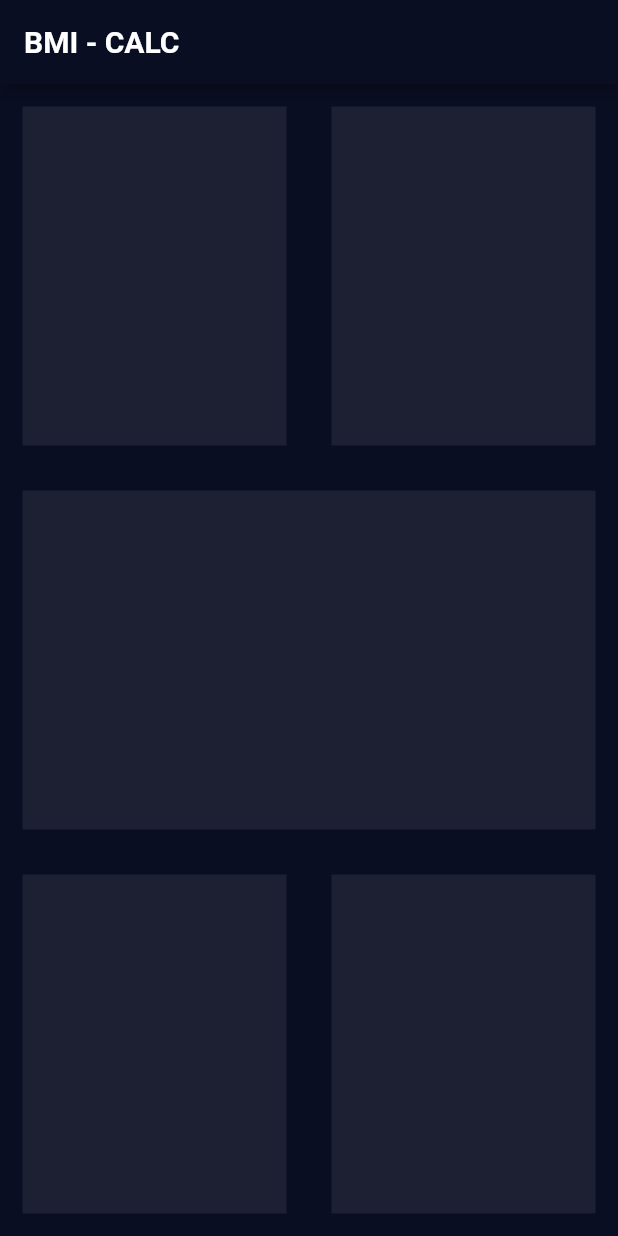
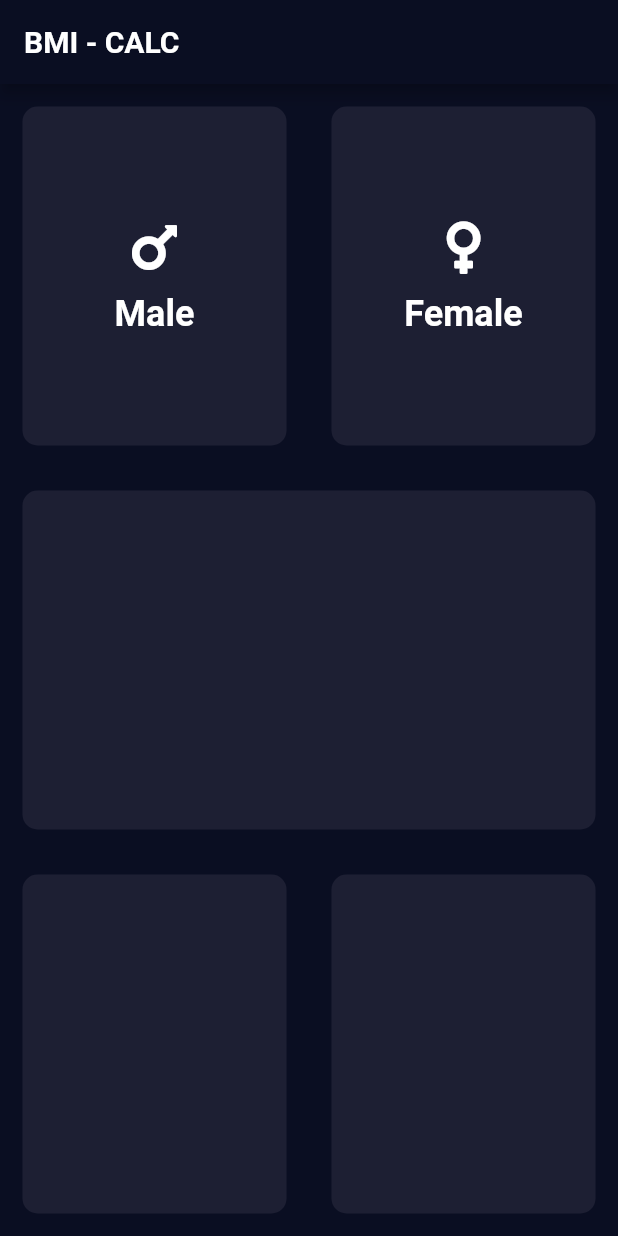
Before and after one commit to ceosss/bmi_calc, a Flutter app: the screen it shows after launch, on a phone screen of 412 x 824 dp. Run offline on Flutter 3.47's test engine with Material 2 defaults, Android fonts, the phone set to English and light mode, and no system bars; our stand-ins replace font_awesome_flutter.

Commit message:
UPDATE: Gender Cards

```diff
--- a/lib/constants.dart
+++ b/lib/constants.dart
@@ -2,3 +2,7 @@ import 'package:flutter/material.dart';
 
 const primaryColor = Color(0xff0A0E22);
 const accentColor = Color(0xff1D1F33);
+
+enum Gender { MALE, FEMALE }
+
+TextStyle cardText() => TextStyle(fontSize: 24, fontWeight: FontWeight.bold);
--- /dev/null
+++ b/lib/genderData.dart
@@ -0,0 +1,34 @@
+import 'package:bmi_calc/constants.dart';
+import 'package:flutter/material.dart';
+import 'package:font_awesome_flutter/font_awesome_flutter.dart';
+
+class GenderData extends StatelessWidget {
+  IconData icon;
+  String gender;
+
+  GenderData({Gender gender}) {
+    this.gender = gender == Gender.MALE ? "Male" : "Female";
+    icon =
+        gender == Gender.MALE ? FontAwesomeIcons.mars : FontAwesomeIcons.venus;
+  }
+
+  @override
+  Widget build(BuildContext context) {
+    return Column(
+      mainAxisAlignment: MainAxisAlignment.center,
+      children: [
+        Icon(
+          icon,
+          size: 40,
+        ),
+        SizedBox(
+          height: 10,
+        ),
+        Text(
+          gender.toString(),
+          style: cardText(),
+        ),
+      ],
+    );
+  }
+}
--- a/lib/card.dart
+++ b/lib/inputCard.dart
@@ -2,12 +2,16 @@ import 'package:flutter/material.dart';
 import 'constants.dart';
 
 class InputCard extends StatelessWidget {
+  final Widget child;
+  InputCard({this.child});
   @override
   Widget build(BuildContext context) {
     return Expanded(
       child: Container(
         margin: EdgeInsets.all(15),
-        decoration: BoxDecoration(color: accentColor),
+        decoration: BoxDecoration(
+            color: accentColor, borderRadius: BorderRadius.circular(10)),
+        child: child,
       ),
     );
   }
--- a/lib/inputScreen.dart
+++ b/lib/inputScreen.dart
@@ -1,5 +1,7 @@
+import 'package:bmi_calc/constants.dart';
 import 'package:flutter/material.dart';
-import 'card.dart';
+import 'inputCard.dart';
+import 'genderData.dart';
 
 class InputScreen extends StatefulWidget {
   @override
@@ -13,7 +15,18 @@ class _InputScreenState extends State<InputScreen> {
       children: [
         Expanded(
           child: Row(
-            children: [InputCard(), InputCard()],
+            children: [
+              InputCard(
+                child: GenderData(
+                  gender: Gender.MALE,
+                ),
+              ),
+              InputCard(
+                child: GenderData(
+                  gender: Gender.FEMALE,
+                ),
+              )
+            ],
           ),
         ),
         Expanded(child: InputCard()),
--- a/pubspec.yaml
+++ b/pubspec.yaml
@@ -3,7 +3,7 @@ description: A new Flutter project.
 
 # The following line prevents the package from being accidentally published to
 # pub.dev using `pub publish`. This is preferred for private packages.
-publish_to: 'none' # Remove this line if you wish to publish to pub.dev
+publish_to: "none" # Remove this line if you wish to publish to pub.dev
 
 # The following defines the version and build number for your application.
 # A version number is three numbers separated by dots, like 1.2.43
@@ -24,10 +24,10 @@ dependencies:
   flutter:
     sdk: flutter
 
-
   # The following adds the Cupertino Icons font to your application.
   # Use with the CupertinoIcons class for iOS style icons.
   cupertino_icons: ^1.0.2
+  font_awesome_flutter: ^8.11.0
 
 dev_dependencies:
   flutter_test:
@@ -38,7 +38,6 @@ dev_dependencies:
 
 # The following section is specific to Flutter.
 flutter:
-
   # The following line ensures that the Material Icons font is
   # included with your application, so that you can use the icons in
   # the material Icons class.
```
Also changed, not shown: pubspec.lock.
